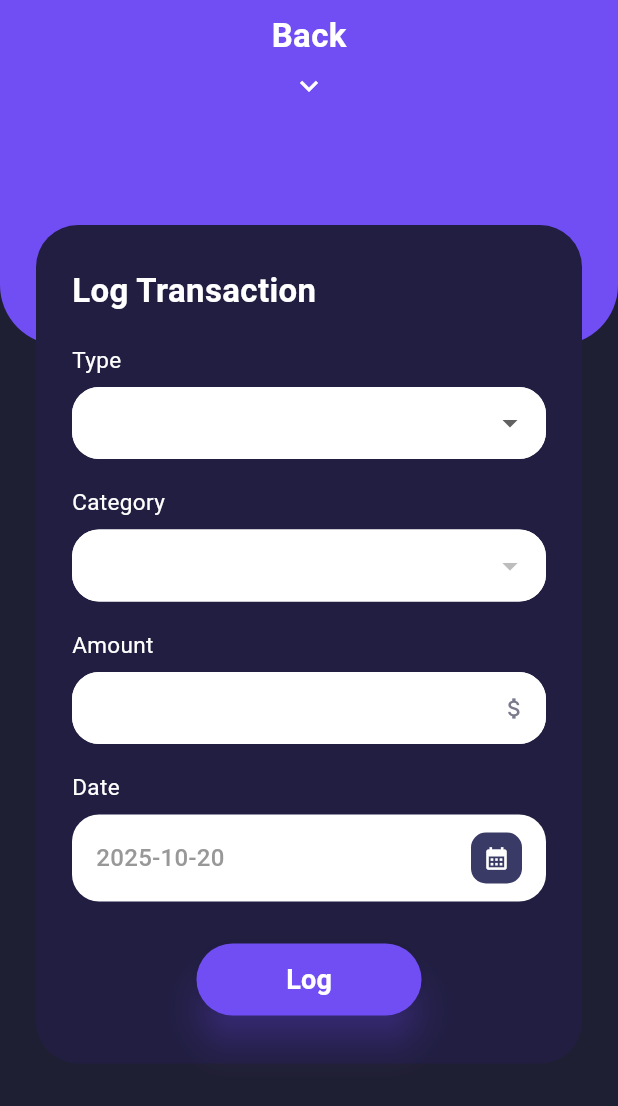
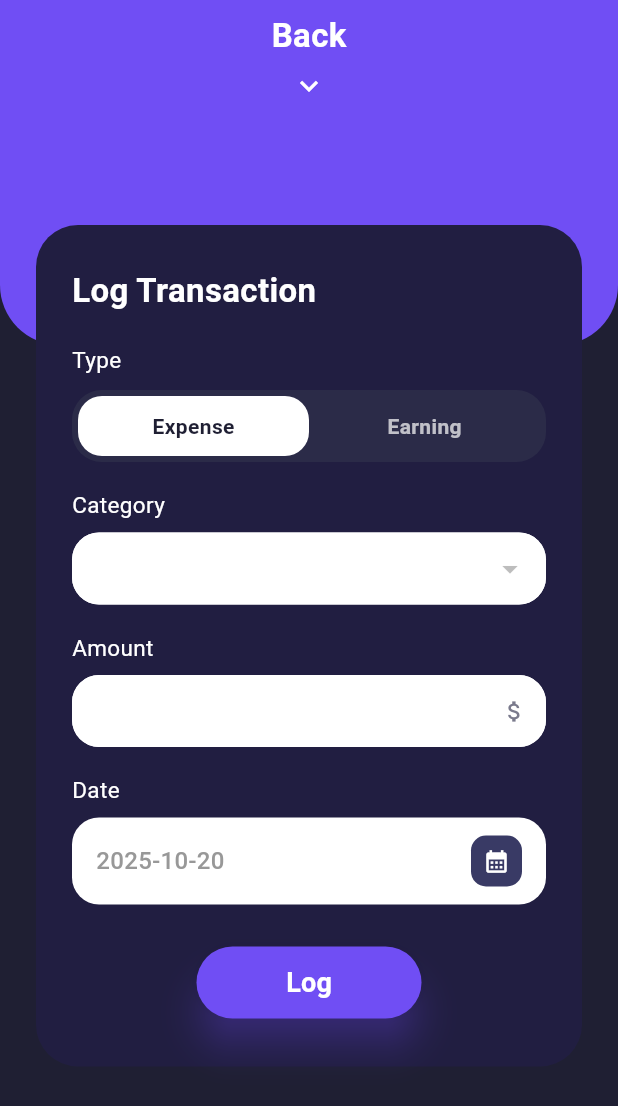
Before and after one commit to Nouraaabdullah/2025_GP1_9, a Flutter app: the LogTransactionManuallyPage screen opened directly, on a phone screen of 412 x 824 dp. Shown: the top 1106 px of the screen. Run offline on Flutter 3.47's test engine with Material 3 defaults, Android fonts, the phone set to English and light mode, and no system bars; our stand-ins replace font_awesome_flutter, supabase_flutter; accounts and stored records are empty; Roboto replaces fonts that are missing (Poppins).

Commit message:
Log page updated

```diff
--- a/lib/screens/Log/log_transaction_manually.dart
+++ b/lib/screens/Log/log_transaction_manually.dart
@@ -13,28 +13,24 @@ class LogTransactionManuallyPage extends StatefulWidget {
 class _LogTransactionManuallyPageState extends State<LogTransactionManuallyPage> {
   final _formKey = GlobalKey<FormState>();
 
-  final List<String> _types = ['Expense', 'Earning'];
-
-  // Categories come from DB (names only)
+  String _type = 'Expense';
   final List<String> _categories = [];
   bool _loadingCats = false;
 
-  String? _selectedType;
-  String? _selectedCategory; // stores category *name*
+  String? _selectedCategory;
   final TextEditingController _amountCtrl = TextEditingController();
 
   DateTime _selectedDate = DateTime.now();
   bool _datePicked = false;
 
-  // cache profile_id if you switch to real auth fetch
-  String? _profileId;
+  String? _profileId; // resolved from auth
 
   SupabaseClient get _sb => Supabase.instance.client;
 
   @override
   void initState() {
     super.initState();
-    _loadCategories();
+    _bootstrap();
   }
 
   @override
@@ -43,42 +39,59 @@ class _LogTransactionManuallyPageState extends State<LogTransactionManuallyPage>
     super.dispose();
   }
 
-  // ====== DATA LAYER ======
+  Future<void> _bootstrap() async {
+    try {
+      await _getProfileId();
+      await _loadCategories();
+    } catch (e) {
+      if (!mounted) return;
+      ScaffoldMessenger.of(context).showSnackBar(
+        SnackBar(content: Text('Auth or data error: $e')),
+      );
+      Navigator.pop(context);
+    }
+  }
 
-  // Real version (use when registration/auth is ready)
+  // ===== data layer =====
+
   Future<String> _getProfileId() async {
     if (_profileId != null) return _profileId!;
     final uid = _sb.auth.currentUser?.id;
     if (uid == null) {
-      throw Exception('You must be signed in');
+      throw Exception('Sign in required');
     }
-    final row = await _sb
+
+    final dynamic res = await _sb
         .from('User_Profile')
         .select('profile_id')
         .eq('user_id', uid)
         .single();
-    _profileId = row['profile_id'] as String;
+
+    final map = res as Map<String, dynamic>;
+    _profileId = map['profile_id'] as String;
+
+    // For quick local testing you can hardcode this id:
+    // 135dee2a-e3ec-47c3-abf5-8f4ed707c3db
+
     return _profileId!;
   }
 
   Future<void> _loadCategories() async {
     setState(() => _loadingCats = true);
     try {
-      // When auth is wired, use this:
-      // final profileId = await _getProfileId();
+      final profileId = await _getProfileId();
 
-      // TEMP hardcoded profile_id (remove once auth is ready)
-      const profileId = 'e33f0c91-26fd-436a-baa3-6ad1df3a8152';
-
-      final rows = await _sb
+      final dynamic res = await _sb
           .from('Category')
           .select('name')
           .eq('profile_id', profileId)
-          .eq('is_archived', false) // only active categories
-          // DO NOT filter by type here (you said your type is Fixed/Custom and you want both)
+          .eq('is_archived', false)
           .order('name');
 
-      final names = rows.map<String>((r) => (r['name'] as String)).toList();
+      final rows = (res as List);
+      final names = rows
+          .map<String>((r) => ((r as Map<String, dynamic>)['name'] as String))
+          .toList();
 
       if (!mounted) return;
       setState(() {
@@ -89,49 +102,59 @@ class _LogTransactionManuallyPageState extends State<LogTransactionManuallyPage>
           _selectedCategory = null;
         }
       });
-    } catch (e) {
-      if (!mounted) return;
-      ScaffoldMessenger.of(context).showSnackBar(
-        SnackBar(content: Text('Could not load categories: $e')),
-      );
     } finally {
       if (mounted) setState(() => _loadingCats = false);
     }
   }
 
   Future<String> _getCategoryIdByName(String name) async {
-    // Optional: also filter by profile_id to avoid cross-user name collisions
-    // final profileId = await _getProfileId();
-    const profileId = 'e33f0c91-26fd-436a-baa3-6ad1df3a8152';
-
-    final row = await _sb
+    final profileId = await _getProfileId();
+    final dynamic res = await _sb
         .from('Category')
         .select('category_id')
         .eq('profile_id', profileId)
         .eq('name', name)
         .single();
-    return row['category_id'] as String;
+    final map = res as Map<String, dynamic>;
+    return map['category_id'] as String;
+    }
+
+  Future<void> _updateBalance({required num amount, required bool isEarning}) async {
+    final profileId = await _getProfileId();
+
+    final dynamic getRes = await _sb
+        .from('User_Profile')
+        .select('current_balance')
+        .eq('profile_id', profileId)
+        .single();
+
+    final getMap = getRes as Map<String, dynamic>;
+    final num current = (getMap['current_balance'] is num)
+        ? getMap['current_balance'] as num
+        : num.tryParse('${getMap['current_balance']}') ?? 0;
+
+    final num next = isEarning ? current + amount : current - amount;
+
+    await _sb
+        .from('User_Profile')
+        .update({'current_balance': next})
+        .eq('profile_id', profileId);
   }
 
   Future<void> _submitToDb() async {
-    // When auth is wired, use the real fetch:
-    // final profileId = await _getProfileId();
+    final profileId = await _getProfileId();
 
-    // TEMP hardcoded profile_id (must belong to the signed-in user if your RLS checks that)
-    const profileId = 'e33f0c91-26fd-436a-baa3-6ad1df3a8152';
+    final String typeDb = _type;
+    final num amount = num.parse(_amountCtrl.text.trim());
+    final String dateStr = _fmt(_selectedDate);
 
-    final typeDb = (_selectedType ?? ''); // 'expense' or 'earning'
-    final amount = num.parse(_amountCtrl.text.trim());
-    final dateStr = _fmt(_selectedDate); // yyyy-mm-dd
-
-    final payload = <String, dynamic>{
+    final Map<String, dynamic> payload = {
       'type': typeDb,
       'amount': amount,
       'date': dateStr,
       'profile_id': profileId,
     };
 
-    // Only attach category for expenses
     if (typeDb == 'Expense') {
       final catName = _selectedCategory!;
       final catId = await _getCategoryIdByName(catName);
@@ -139,9 +162,10 @@ class _LogTransactionManuallyPageState extends State<LogTransactionManuallyPage>
     }
 
     await _sb.from('Transaction').insert(payload);
+    await _updateBalance(amount: amount, isEarning: typeDb == 'Earning');
   }
 
-  // ====== UI ======
+  // ===== ui layer =====
 
   Future<void> _pickDate() async {
     final now = DateTime.now();
@@ -153,8 +177,8 @@ class _LogTransactionManuallyPageState extends State<LogTransactionManuallyPage>
       builder: (context, child) {
         return Theme(
           data: Theme.of(context).copyWith(
-            colorScheme: ColorScheme.light(
-              primary: AppColors.accent,
+            colorScheme: const ColorScheme.light(
+              primary: Color(0xFF704EF4),
               onPrimary: Colors.white,
               onSurface: Colors.black,
             ),
@@ -173,13 +197,10 @@ class _LogTransactionManuallyPageState extends State<LogTransactionManuallyPage>
 
   Future<void> _submit() async {
     if (_formKey.currentState?.validate() != true) return;
-
     try {
       await _submitToDb();
-
       final preview =
-          '${_selectedType ?? ''} • ${_selectedCategory ?? ''} • ${_amountCtrl.text.trim()} • ${_fmt(_selectedDate)}';
-
+          '$_type • ${_selectedCategory ?? ''} • ${_amountCtrl.text.trim()} • ${_fmt(_selectedDate)}';
       if (!mounted) return;
       ScaffoldMessenger.of(context).showSnackBar(
         SnackBar(content: Text('Saved: $preview'), behavior: SnackBarBehavior.floating),
@@ -187,7 +208,6 @@ class _LogTransactionManuallyPageState extends State<LogTransactionManuallyPage>
       Navigator.pop(context);
     } catch (e) {
       if (!mounted) return;
-      // Show the actual DB error so we can debug RLS/policies if needed
       ScaffoldMessenger.of(context).showSnackBar(
         SnackBar(content: Text('Could not save: $e')),
       );
@@ -197,13 +217,12 @@ class _LogTransactionManuallyPageState extends State<LogTransactionManuallyPage>
   @override
   Widget build(BuildContext context) {
     final size = MediaQuery.of(context).size;
-    final isEarning = _selectedType == 'Earning';
+    final isEarning = _type == 'Earning';
 
     return Scaffold(
       backgroundColor: const Color(0xFF1F1F33),
       body: Stack(
         children: [
-          // purple header
           Container(
             height: 230,
             width: double.infinity,
@@ -219,7 +238,6 @@ class _LogTransactionManuallyPageState extends State<LogTransactionManuallyPage>
               child: Column(
                 children: [
                   const SizedBox(height: 8),
-                  // Make Back + Down Arrow clickable
                   GestureDetector(
                     onTap: () => Navigator.pop(context),
                     child: Column(
@@ -242,7 +260,6 @@ class _LogTransactionManuallyPageState extends State<LogTransactionManuallyPage>
             ),
           ),
 
-          // back button
           SafeArea(
             child: Align(
               alignment: Alignment.topLeft,
@@ -254,7 +271,6 @@ class _LogTransactionManuallyPageState extends State<LogTransactionManuallyPage>
             ),
           ),
 
-          // hero target for smooth grow from plus
           const Positioned(
             top: 40,
             left: 0,
@@ -262,7 +278,6 @@ class _LogTransactionManuallyPageState extends State<LogTransactionManuallyPage>
             child: Hero(tag: 'surra-add-fab', child: SizedBox(width: 0, height: 0)),
           ),
 
-          // form card
           Positioned(
             top: 150,
             left: 0,
@@ -293,29 +308,18 @@ class _LogTransactionManuallyPageState extends State<LogTransactionManuallyPage>
                       const SizedBox(height: 20),
 
                       const _FieldLabel('Type'),
-                      const SizedBox(height: 8),
-                      _rounded(
-                        child: DropdownButtonFormField<String>(
-                          value: _selectedType,
-                          isExpanded: true,
-                          decoration: _inputDecoration(),
-                          items: _types
-                              .map((t) => DropdownMenuItem(value: t, child: Text(t)))
-                              .toList(),
-                          onChanged: (v) {
-                            setState(() {
-                              _selectedType = v;
-                              if (v == 'Earning') {
-                                _selectedCategory = null; // clear category when earning
-                              }
-                            });
-                          },
-                          validator: (v) => v == null ? 'Select a type' : null,
-                        ),
+                      const SizedBox(height: 10),
+                      _TypeTabs(
+                        value: _type,
+                        onChanged: (v) {
+                          setState(() {
+                            _type = v;
+                            if (v == 'Earning') _selectedCategory = null;
+                          });
+                        },
                       ),
                       const SizedBox(height: 18),
 
-                      // Category hidden for Earning; items come from DB
                       if (!isEarning) ...[
                         const _FieldLabel('Category'),
                         const SizedBox(height: 8),
@@ -331,7 +335,7 @@ class _LogTransactionManuallyPageState extends State<LogTransactionManuallyPage>
                                 ? null
                                 : (v) => setState(() => _selectedCategory = v),
                             validator: (v) =>
-                                v == null ? 'Select a category' : null,
+                                _type == 'Expense' && v == null ? 'Select a category' : null,
                           ),
                         ),
                         if (_loadingCats)
@@ -445,12 +449,12 @@ class _LogTransactionManuallyPageState extends State<LogTransactionManuallyPage>
   }
 
   InputDecoration _inputDecoration() {
-    return InputDecoration(
-      contentPadding: const EdgeInsets.symmetric(horizontal: 16, vertical: 12),
+    return const InputDecoration(
+      contentPadding: EdgeInsets.symmetric(horizontal: 16, vertical: 12),
       filled: true,
       fillColor: Colors.white,
       border: OutlineInputBorder(
-        borderRadius: BorderRadius.circular(18),
+        borderRadius: BorderRadius.all(Radius.circular(18)),
         borderSide: BorderSide.none,
       ),
     );
@@ -483,3 +487,64 @@ class _FieldLabel extends StatelessWidget {
     );
   }
 }
+
+class _TypeTabs extends StatelessWidget {
+  final String value;
+  final ValueChanged<String> onChanged;
+  const _TypeTabs({required this.value, required this.onChanged, super.key});
+
+  @override
+  Widget build(BuildContext context) {
+    final isExpense = value == 'Expense';
+    return Container(
+      decoration: BoxDecoration(
+        color: const Color(0xFF2B2B48),
+        borderRadius: BorderRadius.circular(20),
+      ),
+      padding: const EdgeInsets.all(4),
+      child: Row(
+        children: [
+          _tab(
+            label: 'Expense',
+            selected: isExpense,
+            onTap: () => onChanged('Expense'),
+          ),
+          _tab(
+            label: 'Earning',
+            selected: !isExpense,
+            onTap: () => onChanged('Earning'),
+          ),
+        ],
+      ),
+    );
+  }
+
+  Widget _tab({
+    required String label,
+    required bool selected,
+    required VoidCallback onTap,
+  }) {
+    return Expanded(
+      child: InkWell(
+        onTap: onTap,
+        borderRadius: BorderRadius.circular(16),
+        child: AnimatedContainer(
+          duration: const Duration(milliseconds: 180),
+          height: 40,
+          alignment: Alignment.center,
+          decoration: BoxDecoration(
+            color: selected ? Colors.white : Colors.transparent,
+            borderRadius: BorderRadius.circular(16),
+          ),
+          child: Text(
+            label,
+            style: TextStyle(
+              color: selected ? const Color(0xFF1F1F33) : Colors.white70,
+              fontWeight: FontWeight.w600,
+            ),
+          ),
+        ),
+      ),
+    );
+  }
+}
```
Also changed, not shown: lib/screens/Dashboard/dashboard_page.dart (+13 -2 lines).
